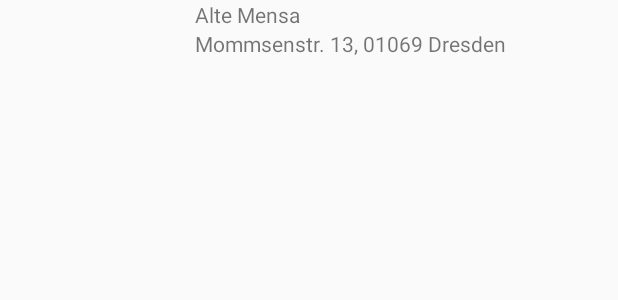
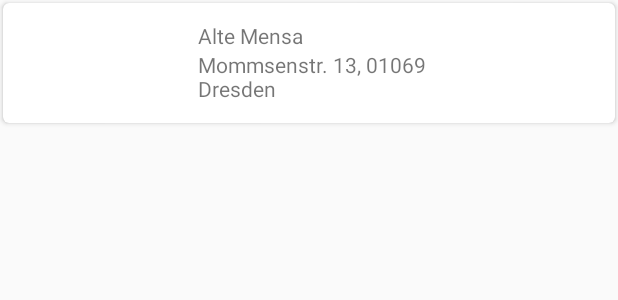
Before and after one commit to SoundSonic1/SimpleMensa, an Android app: the layout canteen_item.xml on its own in the app's theme, with its tools: preview values and no code run, on a phone screen of 412 x 824 dp. Shown: the top 300 px of the screen. Run offline under Robolectric (Android 15) with nearby library versions, the phone set to English and light mode, and no system bars.

Commit message:
Add card view to canteen item

```diff
--- a/app/src/main/res/layout/canteen_item.xml
+++ b/app/src/main/res/layout/canteen_item.xml
@@ -1,15 +1,22 @@
 <?xml version="1.0" encoding="utf-8"?>
-<layout xmlns:tools="http://schemas.android.com/tools"
+<layout xmlns:android="http://schemas.android.com/apk/res/android"
+    xmlns:tools="http://schemas.android.com/tools"
     xmlns:app="http://schemas.android.com/apk/res-auto">
     <data>
         <variable
             name="canteen"
             type="com.soundsonic.simplemensa.data.model.Canteen" />
     </data>
-    <androidx.constraintlayout.widget.ConstraintLayout
-        xmlns:android="http://schemas.android.com/apk/res/android"
+    <androidx.cardview.widget.CardView
         android:layout_width="match_parent"
         android:layout_height="80dp"
+        android:layout_margin="2dp"
+        app:cardCornerRadius="4dp"
+        app:cardElevation="2dp">
+
+        <androidx.constraintlayout.widget.ConstraintLayout
+            android:layout_width="match_parent"
+            android:layout_height="match_parent"
             >
             <androidx.appcompat.widget.AppCompatImageView
                 android:id="@+id/canteen_image_view"
@@ -25,9 +32,10 @@
 
             <androidx.appcompat.widget.AppCompatTextView
                 android:id="@+id/canteen_name_text_view"
-            android:layout_width="wrap_content"
+                android:layout_width="200dp"
                 android:layout_height="wrap_content"
                 android:layout_marginStart="10dp"
+                android:layout_marginTop="12dp"
                 android:text="@{canteen.name}"
                 app:layout_constraintStart_toEndOf="@id/canteen_image_view"
                 app:layout_constraintTop_toTopOf="parent"
@@ -37,10 +45,12 @@
 
             <androidx.appcompat.widget.AppCompatTextView
                 android:id="@+id/canteen_address_text_view"
-            android:layout_width="wrap_content"
+                android:layout_width="200dp"
                 android:layout_height="wrap_content"
                 android:layout_marginStart="10dp"
                 android:text="@{canteen.address}"
+                android:maxLines="2"
+                android:ellipsize="end"
                 tools:text="@string/canteen_address"
                 app:layout_constraintStart_toEndOf="@id/canteen_image_view"
                 app:layout_constraintTop_toBottomOf="@id/canteen_name_text_view">
@@ -49,4 +59,6 @@
 
         </androidx.constraintlayout.widget.ConstraintLayout>
 
+
+    </androidx.cardview.widget.CardView>
 </layout>
```
Lines whose indentation alone changed are shown as unchanged.
